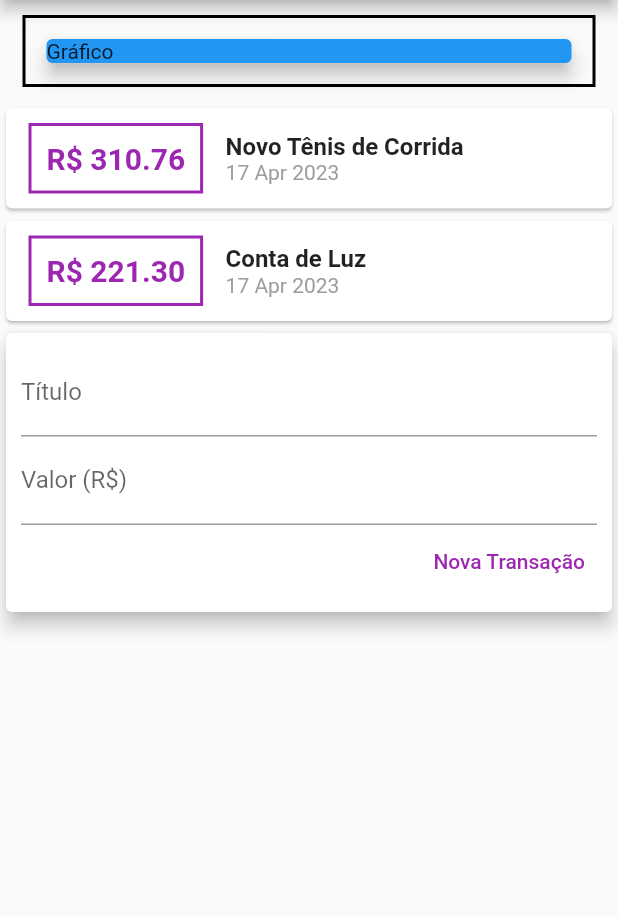
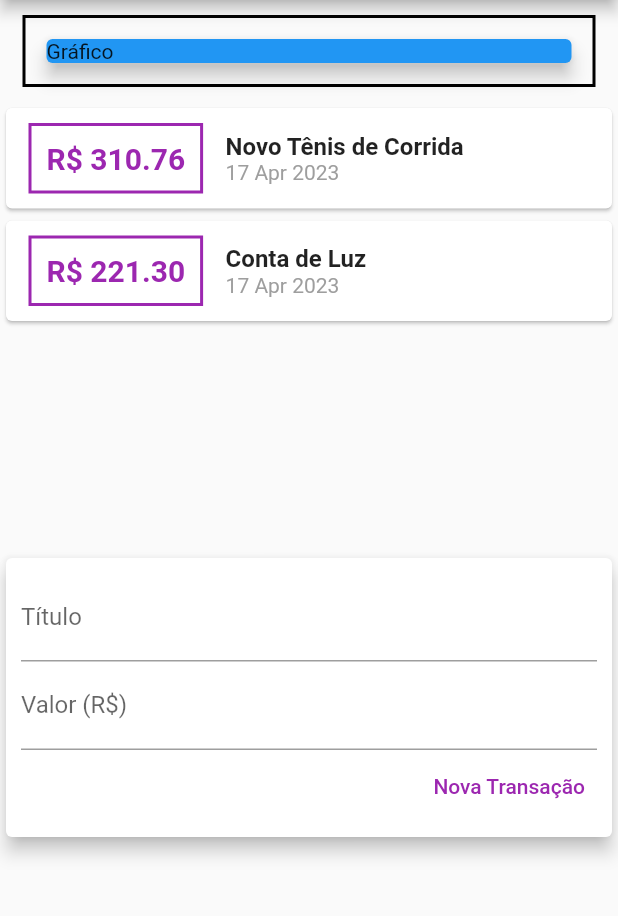
Before and after one commit to Luk4ss/course_flutter, a Flutter app: the screen it shows after launch, on a phone screen of 412 x 824 dp, the part 84-1000 px from its top. Run offline on Flutter 3.47's test engine with Material 2 defaults, Android fonts, the phone set to English and light mode, and no system bars.

Commit message:
Envolvando a aplicação com o SingleChildScrollView() para elimiar o problema de overflow na tela - parte 2

```diff
--- a/expenses/lib/components/transaction_list.dart
+++ b/expenses/lib/components/transaction_list.dart
@@ -10,7 +10,10 @@ class TransactionList extends StatelessWidget {
 
   @override
   Widget build(BuildContext context) {
-    return Column(
+    return Container(
+      height: 300,
+      child: SingleChildScrollView(
+        child: Column(
           children: transactions.map((tr) {
             return Card(
                 child: Row(
@@ -41,6 +44,8 @@ class TransactionList extends StatelessWidget {
               ],
             ));
           }).toList(),
+        ),
+      ),
     );
   }
 }
```
Lines whose indentation alone changed are shown as unchanged.
